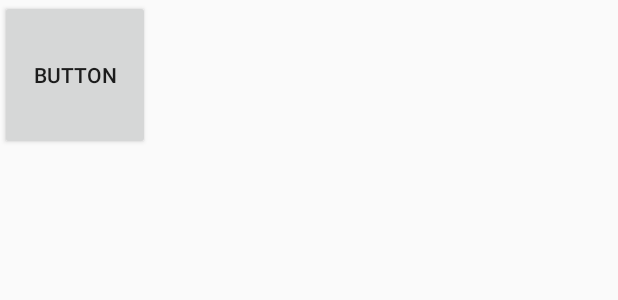
After one commit to cuikangyuan/LearnAndroidDetails, an Android app: the layout button_layout.xml on its own in the app's theme, with its tools: preview values and no code run, on a phone screen of 412 x 824 dp. The commit adds this screen. Shown: the top 300 px of the screen. Run offline under Robolectric (Android 15) with nearby library versions, the phone set to English and light mode, and no system bars.

Commit message:
理解 布局文件牺牲根节点的width height设置

```diff
--- /dev/null
+++ b/app/src/main/res/layout/button_layout.xml
@@ -0,0 +1,11 @@
+<?xml version="1.0" encoding="utf-8"?>
+<RelativeLayout xmlns:android="http://schemas.android.com/apk/res/android"
+    android:layout_width="match_parent"
+    android:layout_height="match_parent">
+<Button
+    android:layout_width="100dp"
+    android:layout_height="100dp"
+    android:text="Button">
+
+</Button>
+</RelativeLayout>
```
Also changed, not shown: app/src/main/AndroidManifest.xml (+14 -3 lines), app/src/main/java/com/cky/learnandroiddetails/MainActivity.java (+7 -0 lines), app/src/main/java/com/cky/learnandroiddetails/TestLayoutActivity.java (added, +29 -0 lines), app/src/main/res/layout/activity_main2.xml (added, +8 -0 lines), app/src/main/res/layout/activity_test_layout.xml (added, +12 -0 lines).
